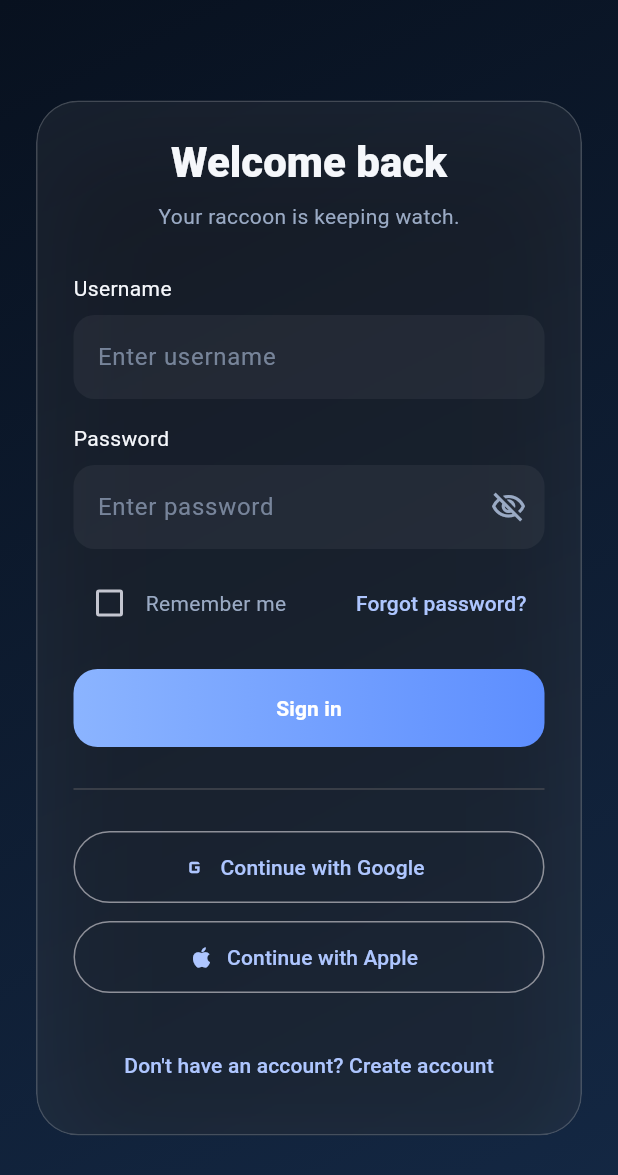
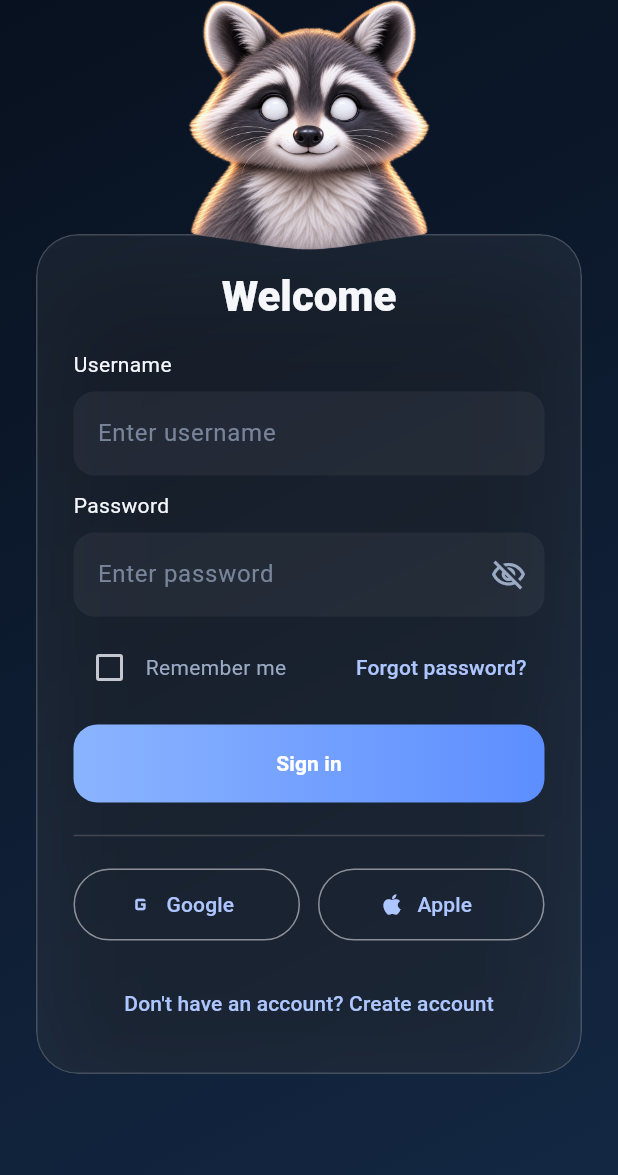
Before and after one commit to parsashafizade/raccoon-login-experience, a Flutter app: the screen it shows after launch, on a phone screen of 412 x 824 dp. Shown: the top 1175 px of the screen. Run offline on Flutter 3.47's test engine with Material 3 defaults, Android fonts, the phone set to English and light mode, and no system bars.

Commit message:
final page layout

```diff
--- a/mobile/lib/features/auth/presentation/pages/login_page.dart
+++ b/mobile/lib/features/auth/presentation/pages/login_page.dart
@@ -1,46 +1,31 @@
 import 'package:flutter/material.dart';
 
-import '../widgets/glass_card.dart';
 import '../widgets/login_background.dart';
 import '../widgets/login_header.dart';
 import '../widgets/login_field.dart';
 import '../widgets/login_options.dart';
 import '../widgets/primary_button.dart';
 import '../widgets/social_button.dart';
-
+import '../widgets/login_layout.dart';
 
 class LoginPage extends StatefulWidget {
   const LoginPage({
     super.key,
   });
 
-
   @override
-  State<LoginPage> createState() =>
-      _LoginPageState();
+  State<LoginPage> createState() => _LoginPageState();
 }
 
+class _LoginPageState extends State<LoginPage> {
+  final usernameController = TextEditingController();
 
-
-class _LoginPageState
-    extends State<LoginPage> {
-
-
-  final usernameController =
-      TextEditingController();
-
-
-  final passwordController =
-      TextEditingController();
-
+  final passwordController = TextEditingController();
 
   bool passwordVisible = false;
 
-
-
   @override
   void dispose() {
-
     usernameController.dispose();
 
     passwordController.dispose();
@@ -48,55 +33,27 @@ class _LoginPageState
     super.dispose();
   }
 
-
-
   @override
   Widget build(BuildContext context) {
-
     return Scaffold(
-
       body: LoginBackground(
-
         child: SafeArea(
-
           child: LayoutBuilder(
-
             builder: (
               context,
               constraints,
             ) {
-
               return SingleChildScrollView(
-
-                padding:
-                    const EdgeInsets.all(24),
-
-
+                padding: const EdgeInsets.all(24),
                 child: ConstrainedBox(
-
-                  constraints:
-                      BoxConstraints(
-                    minHeight:
-                        constraints.maxHeight -
-                        48,
+                  constraints: BoxConstraints(
+                    minHeight: constraints.maxHeight,
                   ),
-
-
                   child: Center(
-
                     child: Stack(
-
-                      clipBehavior:
-                          Clip.none,
-
-
-                      alignment:
-                          Alignment.center,
-
-
+                      clipBehavior: Clip.none,
+                      alignment: Alignment.center,
                       children: [
-
-
                         /*
                          * Raccoon anchor.
                          *
@@ -106,209 +63,90 @@ class _LoginPageState
                          * layout breaking when animation is added.
                          */
 
-
-                        const SizedBox(
-                          width: 0,
-                          height: 0,
-                        ),
-
-
-
                         ConstrainedBox(
-
-                          constraints:
-                              const BoxConstraints(
+                          constraints: const BoxConstraints(
                             maxWidth: 430,
                           ),
-
-
-                          child: GlassCard(
-
+                          child: LoginLayout(
                             child: Column(
-
-                              mainAxisSize:
-                                  MainAxisSize.min,
-
-
+                              mainAxisSize: MainAxisSize.min,
                               children: [
-
-
                                 const LoginHeader(),
-
-
-
                                 const SizedBox(
-                                  height: 28,
+                                  height: 18,
                                 ),
-
-
-
                                 LoginField(
-
-                                  label:
-                                      'Username',
-
-                                  hint:
-                                      'Enter username',
-
-                                  controller:
-                                      usernameController,
+                                  label: 'Username',
+                                  hint: 'Enter username',
+                                  controller: usernameController,
                                 ),
-
-
-
                                 const SizedBox(
-                                  height: 16,
+                                  height: 10,
                                 ),
-
-
-
                                 LoginField(
-
-                                  label:
-                                      'Password',
-
-                                  hint:
-                                      'Enter password',
-
-
-                                  controller:
-                                      passwordController,
-
-
-                                  obscureText:
-                                      !passwordVisible,
-
-
-                                  showVisibilityIcon:
-                                      true,
-
-
-                                  onVisibilityPressed:
-                                      () {
-
+                                  label: 'Password',
+                                  hint: 'Enter password',
+                                  controller: passwordController,
+                                  obscureText: !passwordVisible,
+                                  showVisibilityIcon: true,
+                                  onVisibilityPressed: () {
                                     setState(() {
-
-                                      passwordVisible =
-                                          !passwordVisible;
-
+                                      passwordVisible = !passwordVisible;
                                     });
-
                                   },
-
                                 ),
-
-
-
                                 const SizedBox(
-                                  height: 12,
+                                  height: 10,
                                 ),
-
-
-
                                 const LoginOptions(),
-
-
-
                                 const SizedBox(
-                                  height: 20,
+                                  height: 14,
                                 ),
-
-
-
                                 PrimaryButton(
-
-                                  text:
-                                      'Sign in',
-
-
-                                  onPressed:
-                                      () {},
-
+                                  text: 'Sign in',
+                                  onPressed: () {},
                                 ),
-
-
-
                                 const SizedBox(
-                                  height: 20,
+                                  height: 14,
                                 ),
-
-
-
                                 const Divider(),
-
-
-
                                 const SizedBox(
-                                  height: 20,
+                                  height: 14,
                                 ),
-
-
-
-                                SocialButton(
-
-                                  text:
-                                      'Continue with Google',
-
-
-                                  icon:
-                                      const Icon(
+                                Row(
+                                  children: [
+                                    Expanded(
+                                      child: SocialButton(
+                                        text: 'Google',
+                                        icon: const Icon(
                                           Icons.g_mobiledata,
                                         ),
-
-
-                                  onPressed:
-                                      () {},
-
+                                        onPressed: () {},
                                       ),
-
-
-
+                                    ),
                                     const SizedBox(
-                                  height: 12,
+                                      width: 12,
                                     ),
-
-
-
-                                SocialButton(
-
-                                  text:
-                                      'Continue with Apple',
-
-
-                                  icon:
-                                      const Icon(
+                                    Expanded(
+                                      child: SocialButton(
+                                        text: 'Apple',
+                                        icon: const Icon(
                                           Icons.apple,
                                         ),
-
-
-                                  onPressed:
-                                      () {},
-
+                                        onPressed: () {},
                                       ),
-
-
-
+                                    ),
+                                  ],
+                                ),
                                 const SizedBox(
-                                  height: 24,
+                                  height: 18,
                                 ),
-
-
-
                                 TextButton(
-
-                                  onPressed:
-                                      () {},
-
-
-                                  child:
-                                      const Text(
+                                  onPressed: () {},
+                                  child: const Text(
                                     "Don't have an account? Create account",
                                   ),
-
                                 ),
-
-
                               ],
                             ),
                           ),
--- a/mobile/lib/features/auth/presentation/widgets/login_header.dart
+++ b/mobile/lib/features/auth/presentation/widgets/login_header.dart
@@ -1,45 +1,21 @@
 import 'package:flutter/material.dart';
 
 import '../../../../app/theme/app_colors.dart';
-
 
 class LoginHeader extends StatelessWidget {
   const LoginHeader({
     super.key,
   });
 
-
   @override
   Widget build(BuildContext context) {
     return Column(
       children: [
-
         Text(
-          'Welcome back',
-
-          style: Theme.of(context)
-              .textTheme
-              .headlineMedium
-              ?.copyWith(
+          'Welcome',
+          style: Theme.of(context).textTheme.headlineMedium?.copyWith(
                 color: AppColors.textPrimary,
                 fontWeight: FontWeight.w800,
-              ),
-        ),
-
-
-        const SizedBox(
-          height: 8,
-        ),
-
-
-        Text(
-          'Your raccoon is keeping watch.',
-
-          style: Theme.of(context)
-              .textTheme
-              .bodyMedium
-              ?.copyWith(
-                color: AppColors.textSecondary,
               ),
         ),
       ],
--- /dev/null
+++ b/mobile/lib/features/auth/presentation/widgets/login_layout.dart
@@ -0,0 +1,50 @@
+import 'package:flutter/material.dart';
+
+import 'glass_card.dart';
+import 'raccoon/raccoon_layer.dart';
+
+class LoginLayout extends StatelessWidget {
+  final Widget child;
+
+  const LoginLayout({
+    super.key,
+    required this.child,
+  });
+
+  @override
+  Widget build(BuildContext context) {
+    return LayoutBuilder(
+      builder: (
+        context,
+        constraints,
+      ) {
+        final cardWidth = constraints.maxWidth.clamp(0.0, 430.0);
+
+        final raccoonSize = cardWidth * 0.48;
+
+        final raccoonTop = -(raccoonSize * 0.92);
+
+        return SizedBox(
+          width: cardWidth,
+          child: Stack(
+            clipBehavior: Clip.none,
+            alignment: Alignment.topCenter,
+            children: [
+              GlassCard(
+                child: child,
+              ),
+              Positioned(
+                top: raccoonTop,
+                left: 0,
+                right: 0,
+                child: RaccoonLayer(
+                  size: raccoonSize,
+                ),
+              ),
+            ],
+          ),
+        );
+      },
+    );
+  }
+}
--- /dev/null
+++ b/mobile/lib/features/auth/presentation/widgets/raccoon/raccoon_layer.dart
@@ -0,0 +1,14 @@
+import 'package:flutter/material.dart';
+
+import 'raccoon_mascot.dart';
+
+class RaccoonLayer extends StatelessWidget {
+  final double size;
+
+  const RaccoonLayer({super.key, required this.size});
+
+  @override
+  Widget build(BuildContext context) {
+    return SizedBox(width: size, height: size, child: const RaccoonMascot());
+  }
+}
--- /dev/null
+++ b/mobile/lib/features/auth/presentation/widgets/raccoon/raccoon_mascot.dart
@@ -0,0 +1,37 @@
+import 'package:flutter/material.dart';
+
+
+class RaccoonMascot extends StatelessWidget {
+
+
+  const RaccoonMascot({
+    super.key,
+  });
+
+
+  @override
+  Widget build(BuildContext context) {
+
+
+    return SizedBox.expand(
+
+      child: Stack(
+
+        alignment:
+            Alignment.center,
+
+
+        children: [
+
+          Image.asset(
+            'assets/raccoon/raccoon-base.webp',
+
+            fit:
+                BoxFit.contain,
+          ),
+
+        ],
+      ),
+    );
+  }
+}
--- /dev/null
+++ b/mobile/lib/features/auth/presentation/widgets/raccoon/raccoon_position.dart
@@ -0,0 +1,5 @@
+class RaccoonPosition {
+  const RaccoonPosition._();
+
+  // Future mascot animation values will live here.
+}
```
Lines whose indentation alone changed are shown as unchanged.
